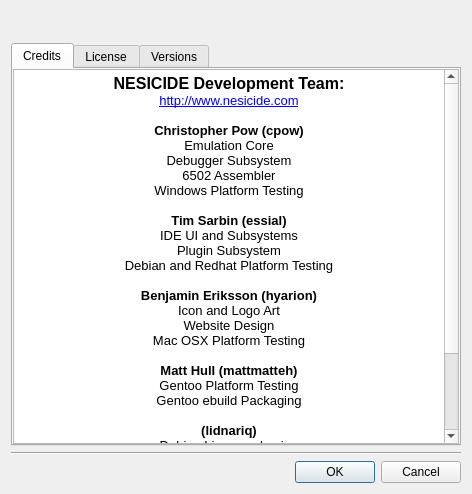
Before: the Qt Designer form apps/ide/aboutdialog.ui in christopherpow/nesicide, drawn with Qt 5.
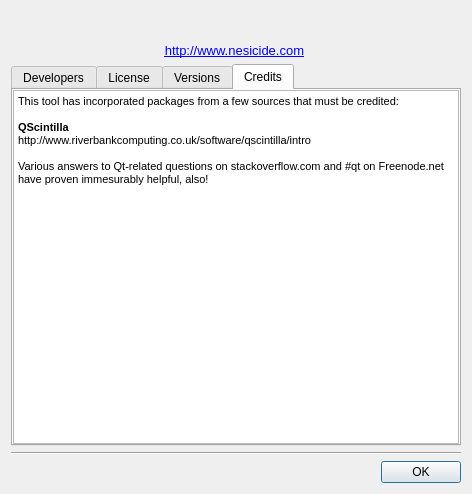
After: the same form once the commit is applied. The open tabs and pages were chosen to show the change. Icons and pictures are not drawn.

Diff of the .ui file:
```diff
--- a/apps/ide/aboutdialog.ui
+++ b/apps/ide/aboutdialog.ui
@@ -60,14 +60,28 @@
      </item>
     </layout>
    </item>
+   <item>
+    <widget class="QLabel" name="label_2">
+     <property name="text">
+      <string>&lt;!DOCTYPE HTML PUBLIC &quot;-//W3C//DTD HTML 4.0//EN&quot; &quot;http://www.w3.org/TR/REC-html40/strict.dtd&quot;&gt;
+&lt;html&gt;&lt;head&gt;&lt;meta name=&quot;qrichtext&quot; content=&quot;1&quot; /&gt;&lt;style type=&quot;text/css&quot;&gt;
+p, li { white-space: pre-wrap; }
+&lt;/style&gt;&lt;/head&gt;&lt;body style=&quot; font-family:'MS Shell Dlg 2'; font-size:8.25pt; font-weight:400; font-style:normal;&quot;&gt;
+&lt;p align=&quot;center&quot; style=&quot; margin-top:0px; margin-bottom:0px; margin-left:0px; margin-right:0px; -qt-block-indent:0; text-indent:0px;&quot;&gt;&lt;a href=&quot;http://www.nesicide.com&quot;&gt;&lt;span style=&quot; font-family:'Sans'; font-size:10pt; text-decoration: underline; color:#0000ff;&quot;&gt;http://www.nesicide.com&lt;/span&gt;&lt;/a&gt; &lt;/p&gt;&lt;/body&gt;&lt;/html&gt;</string>
+     </property>
+     <property name="textFormat">
+      <enum>Qt::RichText</enum>
+     </property>
+    </widget>
+   </item>
    <item>
     <widget class="QTabWidget" name="tabWidget">
      <property name="currentIndex">
       <number>0</number>
      </property>
-     <widget class="QWidget" name="credits">
+     <widget class="QWidget" name="developers">
       <attribute name="title">
-       <string>Credits</string>
+       <string>Developers</string>
       </attribute>
       <layout class="QGridLayout" name="gridLayout_2">
        <property name="margin">
@@ -77,7 +91,7 @@
         <number>0</number>
        </property>
        <item row="0" column="0">
-        <widget class="QTextBrowser" name="creditsText">
+        <widget class="QTextBrowser" name="developersText">
          <property name="html">
           <string>&lt;!DOCTYPE HTML PUBLIC &quot;-//W3C//DTD HTML 4.0//EN&quot; &quot;http://www.w3.org/TR/REC-html40/strict.dtd&quot;&gt;
 &lt;html&gt;&lt;head&gt;&lt;meta name=&quot;qrichtext&quot; content=&quot;1&quot; /&gt;&lt;style type=&quot;text/css&quot;&gt;
@@ -86,37 +100,34 @@
 &lt;table border=&quot;0&quot; style=&quot;-qt-table-type: root; margin-top:4px; margin-bottom:4px; margin-left:4px; margin-right:4px;&quot;&gt;
 &lt;tr&gt;
 &lt;td style=&quot;border: none;&quot;&gt;
-&lt;p align=&quot;center&quot; style=&quot; margin-top:0px; margin-bottom:0px; margin-left:0px; margin-right:0px; -qt-block-indent:0; text-indent:0px;&quot;&gt;&lt;span style=&quot; font-family:'Sans'; font-size:12pt; font-weight:600;&quot;&gt;NESICIDE Development Team:&lt;/span&gt;&lt;/p&gt;
-&lt;p align=&quot;center&quot; style=&quot; margin-top:0px; margin-bottom:0px; margin-left:0px; margin-right:0px; -qt-block-indent:0; text-indent:0px;&quot;&gt;&lt;a href=&quot;http://www.nesicide.com&quot;&gt;&lt;span style=&quot; font-family:'Sans'; font-size:10pt; text-decoration: underline; color:#0000ff;&quot;&gt;http://www.nesicide.com&lt;/span&gt;&lt;/a&gt;&lt;/p&gt;
-&lt;p align=&quot;center&quot; style=&quot;-qt-paragraph-type:empty; margin-top:0px; margin-bottom:0px; margin-left:0px; margin-right:0px; -qt-block-indent:0; text-indent:0px; font-family:'Sans'; font-size:10pt;&quot;&gt;&lt;/p&gt;
-&lt;p align=&quot;center&quot; style=&quot; margin-top:0px; margin-bottom:0px; margin-left:0px; margin-right:0px; -qt-block-indent:0; text-indent:0px;&quot;&gt;&lt;span style=&quot; font-family:'Sans'; font-size:10pt; font-weight:600;&quot;&gt;Christopher Pow (cpow)&lt;/span&gt;&lt;/p&gt;
-&lt;p align=&quot;center&quot; style=&quot; margin-top:0px; margin-bottom:0px; margin-left:0px; margin-right:0px; -qt-block-indent:0; text-indent:0px;&quot;&gt;&lt;span style=&quot; font-family:'Sans'; font-size:10pt;&quot;&gt;Emulation Core&lt;/span&gt;&lt;/p&gt;
-&lt;p align=&quot;center&quot; style=&quot; margin-top:0px; margin-bottom:0px; margin-left:0px; margin-right:0px; -qt-block-indent:0; text-indent:0px;&quot;&gt;&lt;span style=&quot; font-family:'Sans'; font-size:10pt;&quot;&gt;Debugger Subsystem&lt;/span&gt;&lt;/p&gt;
-&lt;p align=&quot;center&quot; style=&quot; margin-top:0px; margin-bottom:0px; margin-left:0px; margin-right:0px; -qt-block-indent:0; text-indent:0px;&quot;&gt;&lt;span style=&quot; font-family:'Sans'; font-size:10pt;&quot;&gt;6502 Assembler&lt;/span&gt;&lt;/p&gt;
-&lt;p align=&quot;center&quot; style=&quot; margin-top:0px; margin-bottom:0px; margin-left:0px; margin-right:0px; -qt-block-indent:0; text-indent:0px;&quot;&gt;&lt;span style=&quot; font-family:'Sans'; font-size:10pt;&quot;&gt;Windows Platform Testing&lt;/span&gt;&lt;/p&gt;
-&lt;p align=&quot;center&quot; style=&quot;-qt-paragraph-type:empty; margin-top:0px; margin-bottom:0px; margin-left:0px; margin-right:0px; -qt-block-indent:0; text-indent:0px; font-family:'Sans'; font-size:10pt;&quot;&gt;&lt;/p&gt;
-&lt;p align=&quot;center&quot; style=&quot; margin-top:0px; margin-bottom:0px; margin-left:0px; margin-right:0px; -qt-block-indent:0; text-indent:0px;&quot;&gt;&lt;span style=&quot; font-family:'Sans'; font-size:10pt; font-weight:600;&quot;&gt;Tim Sarbin (essial)&lt;/span&gt;&lt;/p&gt;
-&lt;p align=&quot;center&quot; style=&quot; margin-top:0px; margin-bottom:0px; margin-left:0px; margin-right:0px; -qt-block-indent:0; text-indent:0px;&quot;&gt;&lt;span style=&quot; font-family:'Sans'; font-size:10pt;&quot;&gt;IDE UI and Subsystems&lt;/span&gt;&lt;/p&gt;
-&lt;p align=&quot;center&quot; style=&quot; margin-top:0px; margin-bottom:0px; margin-left:0px; margin-right:0px; -qt-block-indent:0; text-indent:0px;&quot;&gt;&lt;span style=&quot; font-family:'Sans'; font-size:10pt;&quot;&gt;Plugin Subsystem&lt;/span&gt;&lt;/p&gt;
-&lt;p align=&quot;center&quot; style=&quot; margin-top:0px; margin-bottom:0px; margin-left:0px; margin-right:0px; -qt-block-indent:0; text-indent:0px;&quot;&gt;&lt;span style=&quot; font-family:'Sans'; font-size:10pt;&quot;&gt;Debian and Redhat Platform Testing&lt;/span&gt;&lt;/p&gt;
-&lt;p align=&quot;center&quot; style=&quot;-qt-paragraph-type:empty; margin-top:0px; margin-bottom:0px; margin-left:0px; margin-right:0px; -qt-block-indent:0; text-indent:0px; font-family:'Sans'; font-size:10pt;&quot;&gt;&lt;/p&gt;
-&lt;p align=&quot;center&quot; style=&quot; margin-top:0px; margin-bottom:0px; margin-left:0px; margin-right:0px; -qt-block-indent:0; text-indent:0px;&quot;&gt;&lt;span style=&quot; font-family:'Sans'; font-size:10pt; font-weight:600;&quot;&gt;Benjamin Eriksson (hyarion)&lt;/span&gt;&lt;/p&gt;
-&lt;p align=&quot;center&quot; style=&quot; margin-top:0px; margin-bottom:0px; margin-left:0px; margin-right:0px; -qt-block-indent:0; text-indent:0px;&quot;&gt;&lt;span style=&quot; font-family:'Sans'; font-size:10pt;&quot;&gt;Icon and Logo Art&lt;/span&gt;&lt;/p&gt;
-&lt;p align=&quot;center&quot; style=&quot; margin-top:0px; margin-bottom:0px; margin-left:0px; margin-right:0px; -qt-block-indent:0; text-indent:0px;&quot;&gt;&lt;span style=&quot; font-family:'Sans'; font-size:10pt;&quot;&gt;Website Design&lt;/span&gt;&lt;/p&gt;
-&lt;p align=&quot;center&quot; style=&quot; margin-top:0px; margin-bottom:0px; margin-left:0px; margin-right:0px; -qt-block-indent:0; text-indent:0px;&quot;&gt;&lt;span style=&quot; font-family:'Sans'; font-size:10pt;&quot;&gt;Mac OSX Platform Testing&lt;/span&gt;&lt;/p&gt;
-&lt;p align=&quot;center&quot; style=&quot;-qt-paragraph-type:empty; margin-top:0px; margin-bottom:0px; margin-left:0px; margin-right:0px; -qt-block-indent:0; text-indent:0px; font-family:'Sans'; font-size:10pt;&quot;&gt;&lt;/p&gt;
-&lt;p align=&quot;center&quot; style=&quot; margin-top:0px; margin-bottom:0px; margin-left:0px; margin-right:0px; -qt-block-indent:0; text-indent:0px;&quot;&gt;&lt;span style=&quot; font-family:'Sans'; font-size:10pt; font-weight:600;&quot;&gt;Matt Hull (mattmatteh)&lt;/span&gt;&lt;/p&gt;
-&lt;p align=&quot;center&quot; style=&quot; margin-top:0px; margin-bottom:0px; margin-left:0px; margin-right:0px; -qt-block-indent:0; text-indent:0px;&quot;&gt;&lt;span style=&quot; font-family:'Sans'; font-size:10pt;&quot;&gt;Gentoo Platform Testing&lt;/span&gt;&lt;/p&gt;
-&lt;p align=&quot;center&quot; style=&quot; margin-top:0px; margin-bottom:0px; margin-left:0px; margin-right:0px; -qt-block-indent:0; text-indent:0px;&quot;&gt;&lt;span style=&quot; font-family:'Sans'; font-size:10pt;&quot;&gt;Gentoo ebuild Packaging&lt;/span&gt;&lt;/p&gt;
-&lt;p align=&quot;center&quot; style=&quot;-qt-paragraph-type:empty; margin-top:0px; margin-bottom:0px; margin-left:0px; margin-right:0px; -qt-block-indent:0; text-indent:0px; font-family:'Sans'; font-size:10pt;&quot;&gt;&lt;/p&gt;
-&lt;p align=&quot;center&quot; style=&quot; margin-top:0px; margin-bottom:0px; margin-left:0px; margin-right:0px; -qt-block-indent:0; text-indent:0px;&quot;&gt;&lt;span style=&quot; font-family:'Sans'; font-size:10pt; font-weight:600;&quot;&gt;(lidnariq)&lt;/span&gt;&lt;/p&gt;
-&lt;p align=&quot;center&quot; style=&quot; margin-top:0px; margin-bottom:0px; margin-left:0px; margin-right:0px; -qt-block-indent:0; text-indent:0px;&quot;&gt;&lt;span style=&quot; font-family:'Sans'; font-size:10pt;&quot;&gt;Debian Linux packaging&lt;/span&gt;&lt;/p&gt;
-&lt;p align=&quot;center&quot; style=&quot;-qt-paragraph-type:empty; margin-top:0px; margin-bottom:0px; margin-left:0px; margin-right:0px; -qt-block-indent:0; text-indent:0px; font-family:'Sans'; font-size:10pt;&quot;&gt;&lt;/p&gt;
-&lt;p align=&quot;center&quot; style=&quot; margin-top:0px; margin-bottom:0px; margin-left:0px; margin-right:0px; -qt-block-indent:0; text-indent:0px;&quot;&gt;&lt;span style=&quot; font-family:'Sans'; font-size:10pt; font-weight:600;&quot;&gt;(torrasque)&lt;/span&gt;&lt;/p&gt;
-&lt;p align=&quot;center&quot; style=&quot; margin-top:0px; margin-bottom:0px; margin-left:0px; margin-right:0px; -qt-block-indent:0; text-indent:0px;&quot;&gt;&lt;span style=&quot; font-family:'Sans'; font-size:10pt;&quot;&gt;Arch Linux packaging&lt;/span&gt;&lt;/p&gt;
-&lt;p align=&quot;center&quot; style=&quot;-qt-paragraph-type:empty; margin-top:0px; margin-bottom:0px; margin-left:0px; margin-right:0px; -qt-block-indent:0; text-indent:0px; font-family:'Sans'; font-size:10pt;&quot;&gt;&lt;/p&gt;
-&lt;p align=&quot;center&quot; style=&quot; margin-top:0px; margin-bottom:0px; margin-left:0px; margin-right:0px; -qt-block-indent:0; text-indent:0px;&quot;&gt;&lt;span style=&quot; font-family:'Sans'; font-size:10pt; font-weight:600;&quot;&gt;Damian Yerrick (tepples)&lt;/span&gt;&lt;/p&gt;
-&lt;p align=&quot;center&quot; style=&quot; margin-top:0px; margin-bottom:0px; margin-left:0px; margin-right:0px; -qt-block-indent:0; text-indent:0px;&quot;&gt;&lt;span style=&quot; font-family:'Sans'; font-size:10pt;&quot;&gt;Many example programs&lt;/span&gt;&lt;/p&gt;&lt;/td&gt;&lt;/tr&gt;&lt;/table&gt;&lt;/body&gt;&lt;/html&gt;</string>
+&lt;p style=&quot; margin-top:0px; margin-bottom:0px; margin-left:0px; margin-right:0px; -qt-block-indent:0; text-indent:0px;&quot;&gt;&lt;span style=&quot; font-family:'Sans'; font-size:10pt; font-weight:600;&quot;&gt;Christopher Pow (cpow)&lt;/span&gt;&lt;/p&gt;
+&lt;p style=&quot; margin-top:0px; margin-bottom:0px; margin-left:0px; margin-right:0px; -qt-block-indent:0; text-indent:0px;&quot;&gt;&lt;span style=&quot; font-family:'Sans'; font-size:10pt;&quot;&gt;Emulation Core&lt;/span&gt;&lt;/p&gt;
+&lt;p style=&quot; margin-top:0px; margin-bottom:0px; margin-left:0px; margin-right:0px; -qt-block-indent:0; text-indent:0px;&quot;&gt;&lt;span style=&quot; font-family:'Sans'; font-size:10pt;&quot;&gt;Debugger Subsystem&lt;/span&gt;&lt;/p&gt;
+&lt;p style=&quot; margin-top:0px; margin-bottom:0px; margin-left:0px; margin-right:0px; -qt-block-indent:0; text-indent:0px;&quot;&gt;&lt;span style=&quot; font-family:'Sans'; font-size:10pt;&quot;&gt;6502 Assembler&lt;/span&gt;&lt;/p&gt;
+&lt;p style=&quot; margin-top:0px; margin-bottom:0px; margin-left:0px; margin-right:0px; -qt-block-indent:0; text-indent:0px;&quot;&gt;&lt;span style=&quot; font-family:'Sans'; font-size:10pt;&quot;&gt;Windows Platform Testing&lt;/span&gt;&lt;/p&gt;
+&lt;p style=&quot;-qt-paragraph-type:empty; margin-top:0px; margin-bottom:0px; margin-left:0px; margin-right:0px; -qt-block-indent:0; text-indent:0px; font-family:'Sans'; font-size:10pt;&quot;&gt;&lt;/p&gt;
+&lt;p style=&quot; margin-top:0px; margin-bottom:0px; margin-left:0px; margin-right:0px; -qt-block-indent:0; text-indent:0px;&quot;&gt;&lt;span style=&quot; font-family:'Sans'; font-size:10pt; font-weight:600;&quot;&gt;Tim Sarbin (essial)&lt;/span&gt;&lt;/p&gt;
+&lt;p style=&quot; margin-top:0px; margin-bottom:0px; margin-left:0px; margin-right:0px; -qt-block-indent:0; text-indent:0px;&quot;&gt;&lt;span style=&quot; font-family:'Sans'; font-size:10pt;&quot;&gt;IDE UI and Subsystems&lt;/span&gt;&lt;/p&gt;
+&lt;p style=&quot; margin-top:0px; margin-bottom:0px; margin-left:0px; margin-right:0px; -qt-block-indent:0; text-indent:0px;&quot;&gt;&lt;span style=&quot; font-family:'Sans'; font-size:10pt;&quot;&gt;Plugin Subsystem&lt;/span&gt;&lt;/p&gt;
+&lt;p style=&quot; margin-top:0px; margin-bottom:0px; margin-left:0px; margin-right:0px; -qt-block-indent:0; text-indent:0px;&quot;&gt;&lt;span style=&quot; font-family:'Sans'; font-size:10pt;&quot;&gt;Debian and Redhat Platform Testing&lt;/span&gt;&lt;/p&gt;
+&lt;p style=&quot;-qt-paragraph-type:empty; margin-top:0px; margin-bottom:0px; margin-left:0px; margin-right:0px; -qt-block-indent:0; text-indent:0px; font-family:'Sans'; font-size:10pt;&quot;&gt;&lt;/p&gt;
+&lt;p style=&quot; margin-top:0px; margin-bottom:0px; margin-left:0px; margin-right:0px; -qt-block-indent:0; text-indent:0px;&quot;&gt;&lt;span style=&quot; font-family:'Sans'; font-size:10pt; font-weight:600;&quot;&gt;Benjamin Eriksson (hyarion)&lt;/span&gt;&lt;/p&gt;
+&lt;p style=&quot; margin-top:0px; margin-bottom:0px; margin-left:0px; margin-right:0px; -qt-block-indent:0; text-indent:0px;&quot;&gt;&lt;span style=&quot; font-family:'Sans'; font-size:10pt;&quot;&gt;Icon and Logo Art&lt;/span&gt;&lt;/p&gt;
+&lt;p style=&quot; margin-top:0px; margin-bottom:0px; margin-left:0px; margin-right:0px; -qt-block-indent:0; text-indent:0px;&quot;&gt;&lt;span style=&quot; font-family:'Sans'; font-size:10pt;&quot;&gt;Website Design&lt;/span&gt;&lt;/p&gt;
+&lt;p style=&quot; margin-top:0px; margin-bottom:0px; margin-left:0px; margin-right:0px; -qt-block-indent:0; text-indent:0px;&quot;&gt;&lt;span style=&quot; font-family:'Sans'; font-size:10pt;&quot;&gt;Mac OSX Platform Testing&lt;/span&gt;&lt;/p&gt;
+&lt;p style=&quot;-qt-paragraph-type:empty; margin-top:0px; margin-bottom:0px; margin-left:0px; margin-right:0px; -qt-block-indent:0; text-indent:0px; font-family:'Sans'; font-size:10pt;&quot;&gt;&lt;/p&gt;
+&lt;p style=&quot; margin-top:0px; margin-bottom:0px; margin-left:0px; margin-right:0px; -qt-block-indent:0; text-indent:0px;&quot;&gt;&lt;span style=&quot; font-family:'Sans'; font-size:10pt; font-weight:600;&quot;&gt;Matt Hull (mattmatteh)&lt;/span&gt;&lt;/p&gt;
+&lt;p style=&quot; margin-top:0px; margin-bottom:0px; margin-left:0px; margin-right:0px; -qt-block-indent:0; text-indent:0px;&quot;&gt;&lt;span style=&quot; font-family:'Sans'; font-size:10pt;&quot;&gt;Gentoo Platform Testing&lt;/span&gt;&lt;/p&gt;
+&lt;p style=&quot; margin-top:0px; margin-bottom:0px; margin-left:0px; margin-right:0px; -qt-block-indent:0; text-indent:0px;&quot;&gt;&lt;span style=&quot; font-family:'Sans'; font-size:10pt;&quot;&gt;Gentoo ebuild Packaging&lt;/span&gt;&lt;/p&gt;
+&lt;p style=&quot;-qt-paragraph-type:empty; margin-top:0px; margin-bottom:0px; margin-left:0px; margin-right:0px; -qt-block-indent:0; text-indent:0px; font-family:'Sans'; font-size:10pt;&quot;&gt;&lt;/p&gt;
+&lt;p style=&quot; margin-top:0px; margin-bottom:0px; margin-left:0px; margin-right:0px; -qt-block-indent:0; text-indent:0px;&quot;&gt;&lt;span style=&quot; font-family:'Sans'; font-size:10pt; font-weight:600;&quot;&gt;(lidnariq)&lt;/span&gt;&lt;/p&gt;
+&lt;p style=&quot; margin-top:0px; margin-bottom:0px; margin-left:0px; margin-right:0px; -qt-block-indent:0; text-indent:0px;&quot;&gt;&lt;span style=&quot; font-family:'Sans'; font-size:10pt;&quot;&gt;Debian Linux packaging&lt;/span&gt;&lt;/p&gt;
+&lt;p style=&quot;-qt-paragraph-type:empty; margin-top:0px; margin-bottom:0px; margin-left:0px; margin-right:0px; -qt-block-indent:0; text-indent:0px; font-family:'Sans'; font-size:10pt;&quot;&gt;&lt;/p&gt;
+&lt;p style=&quot; margin-top:0px; margin-bottom:0px; margin-left:0px; margin-right:0px; -qt-block-indent:0; text-indent:0px;&quot;&gt;&lt;span style=&quot; font-family:'Sans'; font-size:10pt; font-weight:600;&quot;&gt;(torrasque)&lt;/span&gt;&lt;/p&gt;
+&lt;p style=&quot; margin-top:0px; margin-bottom:0px; margin-left:0px; margin-right:0px; -qt-block-indent:0; text-indent:0px;&quot;&gt;&lt;span style=&quot; font-family:'Sans'; font-size:10pt;&quot;&gt;Arch Linux packaging&lt;/span&gt;&lt;/p&gt;
+&lt;p style=&quot;-qt-paragraph-type:empty; margin-top:0px; margin-bottom:0px; margin-left:0px; margin-right:0px; -qt-block-indent:0; text-indent:0px; font-family:'Sans'; font-size:10pt;&quot;&gt;&lt;/p&gt;
+&lt;p style=&quot; margin-top:0px; margin-bottom:0px; margin-left:0px; margin-right:0px; -qt-block-indent:0; text-indent:0px;&quot;&gt;&lt;span style=&quot; font-family:'Sans'; font-size:10pt; font-weight:600;&quot;&gt;Damian Yerrick (tepples)&lt;/span&gt;&lt;/p&gt;
+&lt;p style=&quot; margin-top:0px; margin-bottom:0px; margin-left:0px; margin-right:0px; -qt-block-indent:0; text-indent:0px;&quot;&gt;&lt;span style=&quot; font-family:'Sans'; font-size:10pt;&quot;&gt;Many example programs&lt;/span&gt;&lt;/p&gt;&lt;/td&gt;&lt;/tr&gt;&lt;/table&gt;&lt;/body&gt;&lt;/html&gt;</string>
          </property>
         </widget>
        </item>
@@ -302,6 +313,35 @@
        </item>
       </layout>
      </widget>
+     <widget class="QWidget" name="credits">
+      <attribute name="title">
+       <string>Credits</string>
+      </attribute>
+      <layout class="QGridLayout" name="gridLayout_4">
+       <property name="margin">
+        <number>0</number>
+       </property>
+       <property name="spacing">
+        <number>0</number>
+       </property>
+       <item row="0" column="0">
+        <widget class="QTextBrowser" name="creditsText">
+         <property name="html">
+          <string>&lt;!DOCTYPE HTML PUBLIC &quot;-//W3C//DTD HTML 4.0//EN&quot; &quot;http://www.w3.org/TR/REC-html40/strict.dtd&quot;&gt;
+&lt;html&gt;&lt;head&gt;&lt;meta name=&quot;qrichtext&quot; content=&quot;1&quot; /&gt;&lt;style type=&quot;text/css&quot;&gt;
+p, li { white-space: pre-wrap; }
+&lt;/style&gt;&lt;/head&gt;&lt;body style=&quot; font-family:'MS Shell Dlg 2'; font-size:8.25pt; font-weight:400; font-style:normal;&quot;&gt;
+&lt;p style=&quot; margin-top:0px; margin-bottom:0px; margin-left:0px; margin-right:0px; -qt-block-indent:0; text-indent:0px;&quot;&gt;&lt;span style=&quot; font-size:8pt;&quot;&gt;This tool has incorporated packages from a few sources that must be credited:&lt;/span&gt;&lt;/p&gt;
+&lt;p style=&quot;-qt-paragraph-type:empty; margin-top:0px; margin-bottom:0px; margin-left:0px; margin-right:0px; -qt-block-indent:0; text-indent:0px; font-size:8pt;&quot;&gt;&lt;/p&gt;
+&lt;p style=&quot; margin-top:0px; margin-bottom:0px; margin-left:0px; margin-right:0px; -qt-block-indent:0; text-indent:0px;&quot;&gt;&lt;span style=&quot; font-size:8pt; font-weight:600;&quot;&gt;QScintilla&lt;/span&gt;&lt;/p&gt;
+&lt;p style=&quot; margin-top:0px; margin-bottom:0px; margin-left:0px; margin-right:0px; -qt-block-indent:0; text-indent:0px;&quot;&gt;&lt;span style=&quot; font-size:8pt;&quot;&gt;http://www.riverbankcomputing.co.uk/software/qscintilla/intro&lt;/span&gt;&lt;/p&gt;
+&lt;p style=&quot;-qt-paragraph-type:empty; margin-top:0px; margin-bottom:0px; margin-left:0px; margin-right:0px; -qt-block-indent:0; text-indent:0px; font-size:8pt;&quot;&gt;&lt;/p&gt;
+&lt;p style=&quot; margin-top:0px; margin-bottom:0px; margin-left:0px; margin-right:0px; -qt-block-indent:0; text-indent:0px;&quot;&gt;&lt;span style=&quot; font-size:8pt;&quot;&gt;Various answers to Qt-related questions on stackoverflow.com and #qt on Freenode.net have proven immesurably helpful, also!&lt;/span&gt;&lt;/p&gt;&lt;/body&gt;&lt;/html&gt;</string>
+         </property>
+        </widget>
+       </item>
+      </layout>
+     </widget>
     </widget>
    </item>
    <item>
@@ -317,7 +357,7 @@
       <enum>Qt::Horizontal</enum>
      </property>
      <property name="standardButtons">
-      <set>QDialogButtonBox::Cancel|QDialogButtonBox::Ok</set>
+      <set>QDialogButtonBox::Ok</set>
      </property>
     </widget>
    </item>
```
